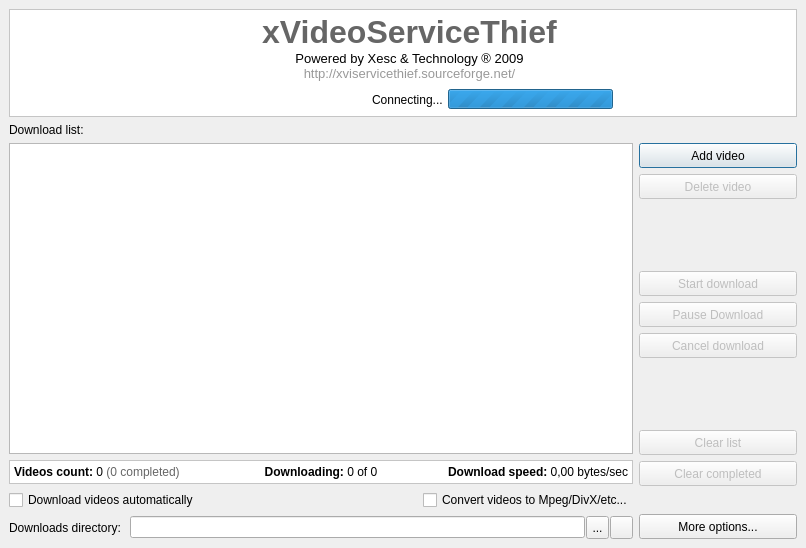
First picture: the form in ui/mainform.ui, repository ckorn/xvst, before the edit.
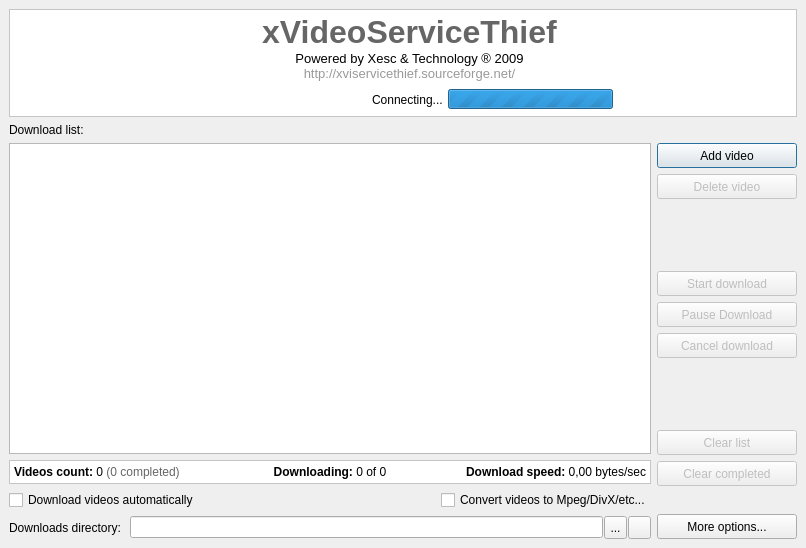
Second picture: the form after the edit. Icons and pictures are not drawn.

Commit message: - Optimized forms sized for Windows

Diff of the .ui file:
```diff
--- a/ui/mainform.ui
+++ b/ui/mainform.ui
@@ -432,16 +432,10 @@
         </property>
         <property name="minimumSize">
          <size>
-          <width>158</width>
+          <width>140</width>
           <height>25</height>
          </size>
         </property>
-        <property name="maximumSize">
-         <size>
-          <width>16777215</width>
-          <height>16777215</height>
-         </size>
-        </property>
         <property name="accessibleName">
          <string>Add video button</string>
         </property>
```
Left out of the diff: 1 changed line with no effect on the pictures.
